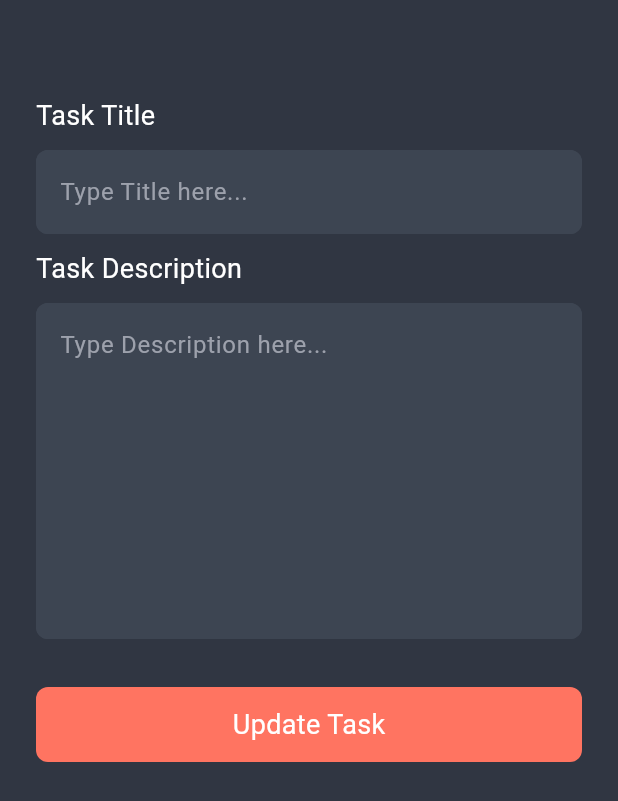
After one commit to faisal-abdelnase/todoist, a Flutter app: the EditTaskPage screen opened directly, on a phone screen of 412 x 824 dp. The commit adds this screen. Shown: the top 801 px of the screen. Run offline on Flutter 3.47's test engine with Material 3 defaults, Android fonts, the phone set to English and light mode, and no system bars; our stand-ins replace bloc, flutter_bloc, hive, hive_flutter, shared_preferences; accounts and stored records are empty.

```diff
--- a/lib/features/add_task/presentation/view/edit_task_page.dart
+++ b/lib/features/add_task/presentation/view/edit_task_page.dart
@@ -1,6 +1,6 @@
 import 'package:flutter/material.dart';
 import 'package:todoist/core/utils/constans.dart';
-import 'package:todoist/features/add_task/presentation/view/widgets/modal_bottom_sheet_body.dart';
+import 'package:todoist/features/add_task/presentation/view/widgets/edit_task_body.dart';
 
 class EditTaskPage extends StatelessWidget {
   const EditTaskPage({super.key});
@@ -10,7 +10,7 @@ class EditTaskPage extends StatelessWidget {
     return Scaffold(
       backgroundColor: rock,
       body: const SingleChildScrollView(
-        child: ModalBottomSheetBody(text: "Update Task",)),
+        child: EditTaskBody(text: "Update Task",)),
     );
   }
 }
--- a/lib/features/add_task/presentation/view/widgets/custom_button.dart
+++ b/lib/features/add_task/presentation/view/widgets/custom_button.dart
@@ -1,16 +1,18 @@
 import 'package:flutter/material.dart';
-import 'package:todoist/core/utils/colors.dart';
+import 'package:todoist/core/utils/constans.dart';
 
 class CustomButton extends StatelessWidget {
   const CustomButton({
-    super.key, required this.text,
+    super.key, required this.text, required this.onTap, required this.isLoading,
   });
   final String text;
+  final Function() onTap;
+  final bool isLoading;
 
   @override
   Widget build(BuildContext context) {
     return GestureDetector(
-      onTap: (){},
+      onTap: onTap,
       child: Container(
         width: double.infinity,
         height: 50,
@@ -19,7 +21,16 @@ class CustomButton extends StatelessWidget {
           color: papaya,
           borderRadius: BorderRadius.circular(8),
         ),
-        child: Center(
+        child: isLoading
+        ? const SizedBox(
+                  height: 24,
+                  width: 24,
+                  child: const CircularProgressIndicator(
+                    color: Colors.black,
+                  ),
+                )
+
+        :Center(
           child: Text(text,
           style: const TextStyle(
             color: Colors.white,
--- a/lib/features/add_task/presentation/view/widgets/custom_icon_buttons.dart
+++ b/lib/features/add_task/presentation/view/widgets/custom_icon_buttons.dart
@@ -1,5 +1,5 @@
 import 'package:flutter/material.dart';
-import 'package:todoist/core/utils/colors.dart';
+import 'package:todoist/core/utils/constans.dart';
 import 'package:todoist/features/add_task/presentation/view/edit_task_page.dart';
 import 'package:todoist/features/add_task/presentation/view/widgets/deleted_dialog.dart';
 
--- a/lib/features/add_task/presentation/view/widgets/custom_text_form_filled.dart
+++ b/lib/features/add_task/presentation/view/widgets/custom_text_form_filled.dart
@@ -1,17 +1,20 @@
 import 'package:flutter/material.dart';
-import 'package:todoist/core/utils/colors.dart';
+import 'package:todoist/core/utils/constans.dart';
 
 class CustomTextFormFilled extends StatelessWidget {
   const CustomTextFormFilled({
-    super.key, required this.maxLine, required this.hintText,
+    super.key, required this.maxLine, required this.hintText, required this.onChanged,
   });
 
   final int maxLine;
   final String hintText;
+  final Function(String) onChanged;
 
   @override
   Widget build(BuildContext context) {
     return TextFormField(
+
+      onChanged: onChanged,
       validator: (value) {
         if(value!.isEmpty){
           return "filed is require";
--- a/lib/features/add_task/presentation/view/widgets/deleted_dialog.dart
+++ b/lib/features/add_task/presentation/view/widgets/deleted_dialog.dart
@@ -1,5 +1,5 @@
 import 'package:flutter/material.dart';
-import 'package:todoist/core/utils/colors.dart';
+import 'package:todoist/core/utils/constans.dart';
 import 'package:todoist/features/add_task/presentation/view/widgets/dialog_button.dart';
 
 class DeletedDialog extends StatelessWidget {
--- /dev/null
+++ b/lib/features/add_task/presentation/view/widgets/edit_task_body.dart
@@ -0,0 +1,72 @@
+import 'package:flutter/material.dart';
+import 'package:todoist/features/add_task/presentation/view/widgets/custom_button.dart';
+import 'package:todoist/features/add_task/presentation/view/widgets/custom_text_form_filled.dart';
+
+class EditTaskBody extends StatelessWidget {
+  const EditTaskBody({super.key, required this.text});
+
+  final String text;
+
+  @override
+  Widget build(BuildContext context) {
+    return Padding(
+      padding: const EdgeInsets.symmetric(vertical: 64, horizontal: 24),
+      child: Column(
+        crossAxisAlignment: CrossAxisAlignment.start,
+        children: [
+
+          const Text("Task Title",
+          style: TextStyle(
+            color: Colors.white,
+            fontSize: 18
+          ),),
+
+          const SizedBox(
+            height: 10,
+          ),
+
+          CustomTextFormFilled(
+            onChanged: (value) {
+
+            },
+            hintText: "Type Title here...",
+            maxLine: 1,),
+
+          const SizedBox(
+            height: 10,
+          ),
+
+          const Text("Task Description",
+          style: TextStyle(
+            color: Colors.white,
+            fontSize: 18
+          ),),
+
+          const SizedBox(
+            height: 10,
+          ),
+
+
+          CustomTextFormFilled(
+            onChanged: (value) {
+
+            },
+            hintText: "Type Description here...",
+            maxLine: 8,),
+
+          const SizedBox(
+            height: 32,
+          ),
+
+          CustomButton(
+            isLoading: false,
+            onTap: () {
+
+            },
+            text: text,),
+
+        ],
+      ),
+    );
+  }
+}
```
Also changed, not shown: lib/features/add_task/presentation/view/add_task_page.dart (+35 -48 lines), lib/features/add_task/presentation/view/widgets/modal_bottom_sheet_body.dart (+83 -25 lines), lib/features/add_task/presentation/view/widgets/task_item.dart (renamed from lib/features/add_task/presentation/view/widgets/task_info_card.dart, +13 -11 lines), lib/features/add_task/presentation/view/widgets/task_item_list_view.dart (added, +31 -0 lines), lib/main.dart (+8 -3 lines).
